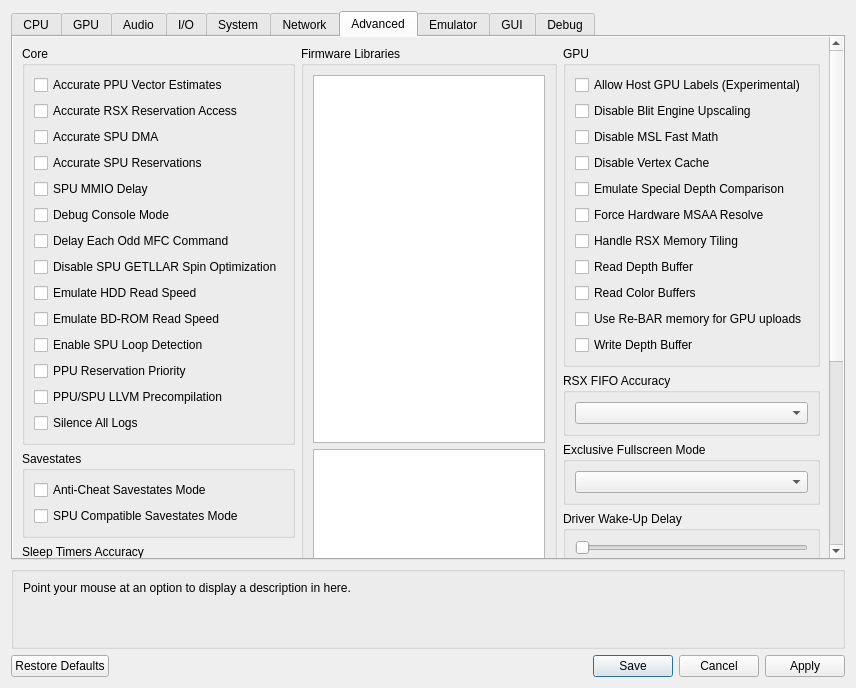
First picture: the form in rpcs3/rpcs3qt/settings_dialog.ui, repository RPCS3/rpcs3, before the edit.
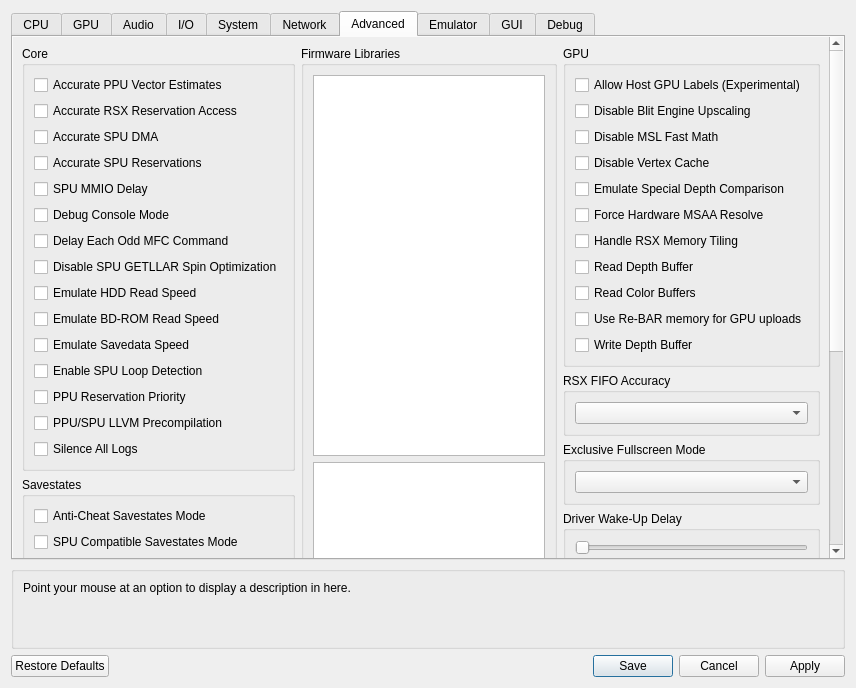
Second picture: the form after the edit. The open tabs and pages were chosen to show the change. Icons and pictures are not drawn. Custom widgets are drawn as their Qt base class.

Commit message: cellSaveData: Add Emulate Savedata Speed option

What changed in the file:
```diff
--- a/rpcs3/rpcs3qt/settings_dialog.ui
+++ b/rpcs3/rpcs3qt/settings_dialog.ui
@@ -2608,6 +2608,13 @@
                     </property>
                    </widget>
                   </item>
+                  <item>
+                   <widget class="QCheckBox" name="emulateSavedataSpeed">
+                    <property name="text">
+                     <string>Emulate Savedata Speed</string>
+                    </property>
+                   </widget>
+                  </item>
                   <item>
                    <widget class="QCheckBox" name="spuLoopDetection">
                     <property name="text">
```
The commit also changes 6 other files.
